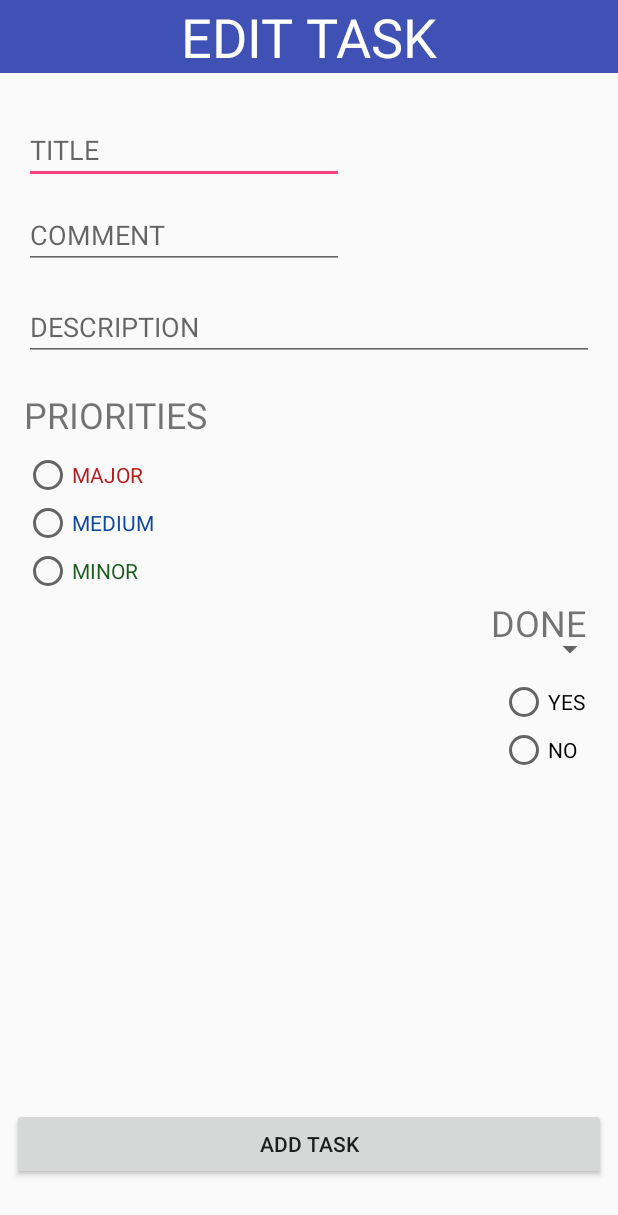
After one commit to dementedapple5/Tasker, an Android app: the EditTaskActivity screen opened directly, with no data from a screen before it, on a phone screen of 412 x 824 dp. The commit adds this screen. Shown: the top 1215 px of the screen. Run offline under Robolectric (Android 15) with nearby library versions, the phone set to English and light mode, and no system bars.

Commit message:
Added new activity

```diff
--- a/app/src/main/AndroidManifest.xml
+++ b/app/src/main/AndroidManifest.xml
@@ -18,7 +18,8 @@
         </activity>
         <activity android:name=".TasksActivity" />
         <activity android:name=".AddTaskActivity" />
-        <activity android:name=".SignUpActivity"></activity>
+        <activity android:name=".SignUpActivity" />
+        <activity android:name=".EditTaskActivity"></activity>
     </application>
 
 </manifest>
--- /dev/null
+++ b/app/src/main/java/com/example/usuario/tasker/EditTaskActivity.java
@@ -0,0 +1,13 @@
+package com.example.usuario.tasker;
+
+import android.support.v7.app.AppCompatActivity;
+import android.os.Bundle;
+
+public class EditTaskActivity extends AppCompatActivity {
+
+    @Override
+    protected void onCreate(Bundle savedInstanceState) {
+        super.onCreate(savedInstanceState);
+        setContentView(R.layout.activity_edit_task);
+    }
+}
--- /dev/null
+++ b/app/src/main/res/layout/activity_edit_task.xml
@@ -0,0 +1,164 @@
+<?xml version="1.0" encoding="utf-8"?>
+<android.support.constraint.ConstraintLayout xmlns:android="http://schemas.android.com/apk/res/android"
+    xmlns:app="http://schemas.android.com/apk/res-auto"
+    xmlns:tools="http://schemas.android.com/tools"
+    android:layout_width="match_parent"
+    android:layout_height="match_parent"
+    tools:context="com.example.usuario.tasker.EditTaskActivity"
+    tools:layout_editor_absoluteY="25dp">
+
+    <TextView
+        android:id="@+id/textView2"
+        android:layout_width="0dp"
+        android:layout_height="wrap_content"
+        android:background="@color/colorPrimary"
+        android:gravity="center"
+        android:text="@string/edit_task_title"
+        android:textColor="@color/white_title"
+        android:textSize="@dimen/titles"
+        app:layout_constraintEnd_toEndOf="parent"
+        app:layout_constraintStart_toStartOf="parent"
+        app:layout_constraintTop_toTopOf="parent" />
+
+    <EditText
+        android:id="@+id/et_task_name"
+        android:layout_width="wrap_content"
+        android:layout_height="wrap_content"
+        android:layout_marginStart="16dp"
+        android:layout_marginTop="77dp"
+        android:ems="10"
+        android:hint="@string/task_title_hint"
+        android:inputType="textPersonName"
+        app:layout_constraintStart_toStartOf="parent"
+        app:layout_constraintTop_toTopOf="parent" />
+
+    <EditText
+        android:id="@+id/et_task_comment"
+        android:layout_width="wrap_content"
+        android:layout_height="wrap_content"
+        android:layout_marginStart="16dp"
+        android:layout_marginTop="11dp"
+        android:ems="10"
+        android:hint="@string/task_comment_hint"
+        android:inputType="textPersonName"
+        app:layout_constraintStart_toStartOf="parent"
+        app:layout_constraintTop_toBottomOf="@+id/et_task_name" />
+
+    <EditText
+        android:id="@+id/et_task_desc"
+        android:layout_width="0dp"
+        android:layout_height="wrap_content"
+        android:layout_marginEnd="16dp"
+        android:layout_marginStart="16dp"
+        android:layout_marginTop="16dp"
+        android:ems="10"
+        android:hint="@string/task_desc_hint"
+        android:inputType="textMultiLine"
+        app:layout_constraintEnd_toEndOf="parent"
+        app:layout_constraintStart_toStartOf="parent"
+        app:layout_constraintTop_toBottomOf="@+id/et_task_comment" />
+
+    <TextView
+        android:id="@+id/tv_priority"
+        android:layout_width="wrap_content"
+        android:layout_height="wrap_content"
+        android:layout_marginStart="16dp"
+        android:layout_marginTop="19dp"
+
+        android:text="@string/task_priority_title"
+        android:textSize="@dimen/sub_title"
+        app:layout_constraintStart_toStartOf="parent"
+        app:layout_constraintTop_toBottomOf="@+id/et_task_desc" />
+
+
+    <RadioGroup
+        android:id="@+id/radioGroup"
+        android:layout_width="wrap_content"
+        android:layout_height="wrap_content"
+        android:layout_marginStart="16dp"
+        android:layout_marginTop="8dp"
+        app:layout_constraintStart_toStartOf="parent"
+        app:layout_constraintTop_toBottomOf="@+id/tv_priority">
+
+        <RadioButton
+            android:id="@+id/rb_major_prior"
+            android:layout_width="wrap_content"
+            android:layout_height="wrap_content"
+            android:text="@string/task_priority_major"
+            android:textColor="@color/major_prior_task" />
+
+        <RadioButton
+            android:id="@+id/rb_medium_prior"
+            android:layout_width="wrap_content"
+            android:layout_height="wrap_content"
+            android:text="@string/task_priority_medium"
+            android:textColor="@color/medium_prior_task" />
+
+        <RadioButton
+            android:id="@+id/rb_minor_prior"
+            android:layout_width="wrap_content"
+            android:layout_height="wrap_content"
+            android:text="@string/task_priority_minor"
+            android:textColor="@color/minor_prior_task" />
+
+    </RadioGroup>
+
+    <Spinner
+        android:id="@+id/users_spinner"
+        android:layout_width="0dp"
+        android:layout_height="wrap_content"
+        android:layout_marginEnd="8dp"
+        android:layout_marginStart="8dp"
+        android:layout_marginTop="24dp"
+        app:layout_constraintEnd_toEndOf="parent"
+        app:layout_constraintStart_toStartOf="parent"
+        app:layout_constraintTop_toBottomOf="@+id/radioGroup" />
+
+    <Button
+        android:id="@+id/btn_add_task"
+        android:layout_width="0dp"
+        android:layout_height="wrap_content"
+        android:layout_marginBottom="37dp"
+        android:layout_marginEnd="8dp"
+        android:layout_marginStart="8dp"
+        android:text="@string/btn_add_task"
+        app:layout_constraintBottom_toBottomOf="parent"
+        app:layout_constraintEnd_toEndOf="parent"
+        app:layout_constraintStart_toStartOf="parent" />
+
+    <TextView
+        android:id="@+id/ed_task_done"
+        android:layout_width="wrap_content"
+        android:layout_height="27dp"
+        android:layout_marginEnd="21dp"
+        android:text="@string/edit_task_done"
+        android:textSize="@dimen/sub_title"
+        app:layout_constraintBottom_toBottomOf="parent"
+        app:layout_constraintEnd_toEndOf="parent"
+        app:layout_constraintTop_toTopOf="parent" />
+
+    <RadioGroup
+        android:id="@+id/radioGroup2"
+        android:layout_width="wrap_content"
+        android:layout_height="wrap_content"
+        android:layout_marginEnd="22dp"
+        android:layout_marginTop="26dp"
+        app:layout_constraintEnd_toEndOf="parent"
+        app:layout_constraintTop_toBottomOf="@+id/ed_task_done">
+
+        <RadioButton
+            android:id="@+id/ed_task_radioButton_yes"
+            android:layout_width="wrap_content"
+            android:layout_height="wrap_content"
+            android:layout_weight="1"
+            android:text="@string/edit_task_done_yes" />
+
+        <RadioButton
+            android:id="@+id/ed_task_radioButton_no"
+            android:layout_width="wrap_content"
+            android:layout_height="wrap_content"
+            android:layout_weight="1"
+            android:text="@string/edit_task_done_no" />
+    </RadioGroup>
+
+</android.support.constraint.ConstraintLayout>
--- a/app/src/main/res/values/strings.xml
+++ b/app/src/main/res/values/strings.xml
@@ -18,6 +18,10 @@
     <string name="btn_add_task">add task</string>
     <string name="signup_title">SIGN UP</string>
     <string name="create_user_btn">SIGN UP</string>
+    <string name="edit_task_title">EDIT TASK</string>
+    <string name="edit_task_done">DONE</string>
+    <string name="edit_task_done_yes">YES</string>
+    <string name="edit_task_done_no">NO</string>
 
     <string name="task_attendant">Attendant</string>
 </resources>
```
Also changed, not shown: 23 other files.
